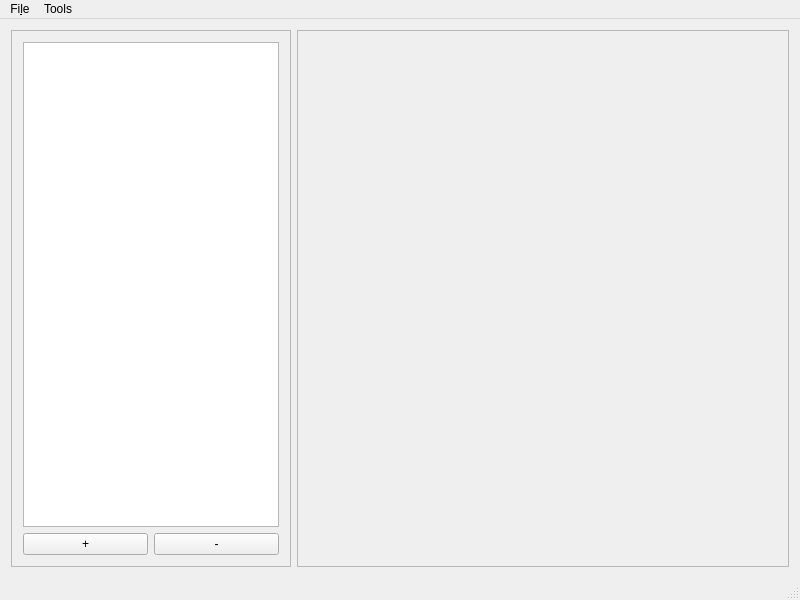
First picture: the form in combatmap.ui, repository MarcoTz/CombatMap, before the edit.
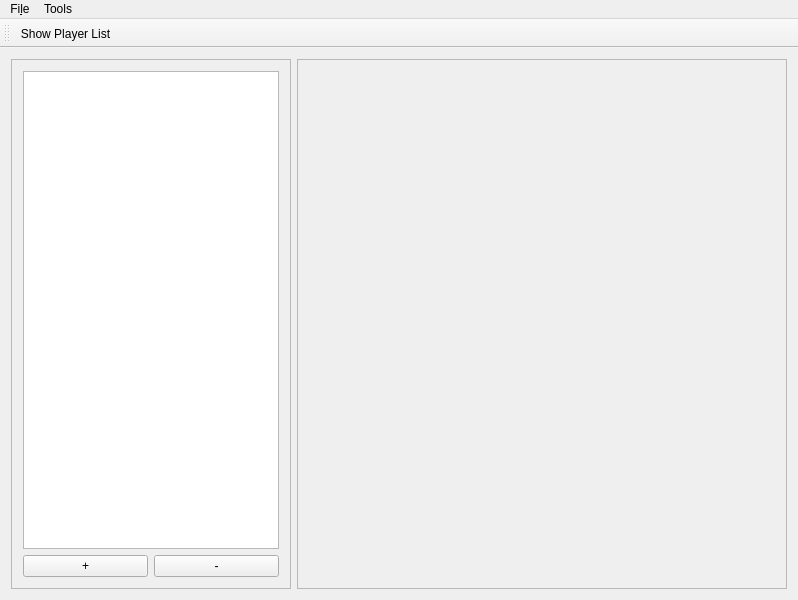
Second picture: the form after the edit. Custom widgets are drawn as their Qt base class.

```diff
--- a/combatmap.ui
+++ b/combatmap.ui
@@ -6,7 +6,7 @@
    <rect>
     <x>0</x>
     <y>0</y>
-    <width>800</width>
+    <width>798</width>
     <height>600</height>
    </rect>
   </property>
@@ -73,8 +73,8 @@
         <rect>
          <x>0</x>
          <y>0</y>
-         <width>506</width>
-         <height>531</height>
+         <width>504</width>
+         <height>522</height>
         </rect>
        </property>
        <layout class="QGridLayout" name="gridLayout_scroll">
@@ -109,7 +109,7 @@
     <rect>
      <x>0</x>
      <y>0</y>
-     <width>800</width>
+     <width>798</width>
      <height>29</height>
     </rect>
    </property>
@@ -128,7 +128,18 @@
    <addaction name="menuFile"/>
    <addaction name="menuTools"/>
   </widget>
-  <widget class="QStatusBar" name="statusBar"/>
+  <widget class="QToolBar" name="toolBar">
+   <property name="windowTitle">
+    <string>toolBar</string>
+   </property>
+   <attribute name="toolBarArea">
+    <enum>TopToolBarArea</enum>
+   </attribute>
+   <attribute name="toolBarBreak">
+    <bool>false</bool>
+   </attribute>
+   <addaction name="actionTogglePlayerList"/>
+  </widget>
   <action name="actionOpen_Image">
    <property name="text">
     <string>&amp;Open Image</string>
@@ -142,6 +153,14 @@
     <string>&amp;Options</string>
    </property>
   </action>
+  <action name="actionTogglePlayerList">
+   <property name="checkable">
+    <bool>true</bool>
+   </property>
+   <property name="text">
+    <string>Show Player List</string>
+   </property>
+  </action>
  </widget>
  <layoutdefault spacing="6" margin="11"/>
  <customwidgets>
```
